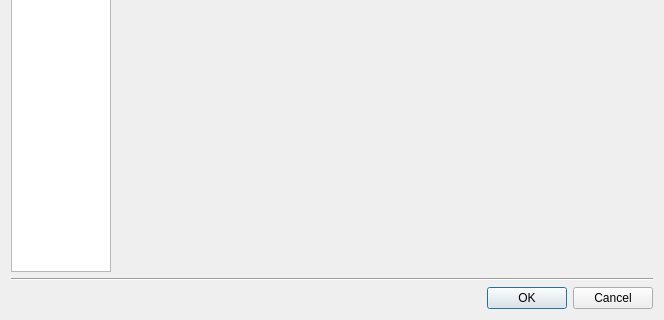
First picture: the form in misc/settingsdialog.ui, repository bkbme/CALLogViewer, before the edit; both pictures show x 0 to 664 and y 145 to 465 of the 664 by 465 pixel window.
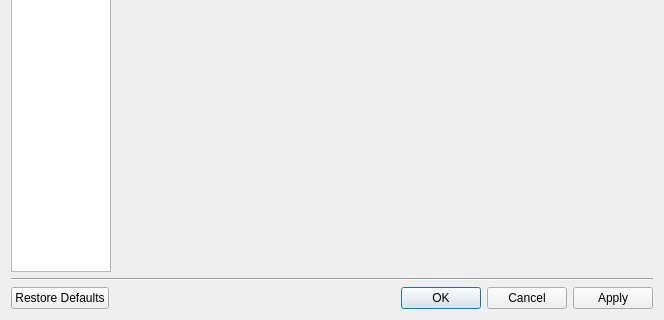
Second picture: the form after the edit.

Diff of the .ui file:
```diff
--- a/misc/settingsdialog.ui
+++ b/misc/settingsdialog.ui
@@ -90,7 +90,7 @@
       <enum>Qt::Horizontal</enum>
      </property>
      <property name="standardButtons">
-      <set>QDialogButtonBox::Cancel|QDialogButtonBox::Ok</set>
+      <set>QDialogButtonBox::Apply|QDialogButtonBox::Cancel|QDialogButtonBox::Ok|QDialogButtonBox::RestoreDefaults</set>
      </property>
     </widget>
    </item>
```
Left out of the diff: 19 changed lines with no effect on the pictures.
